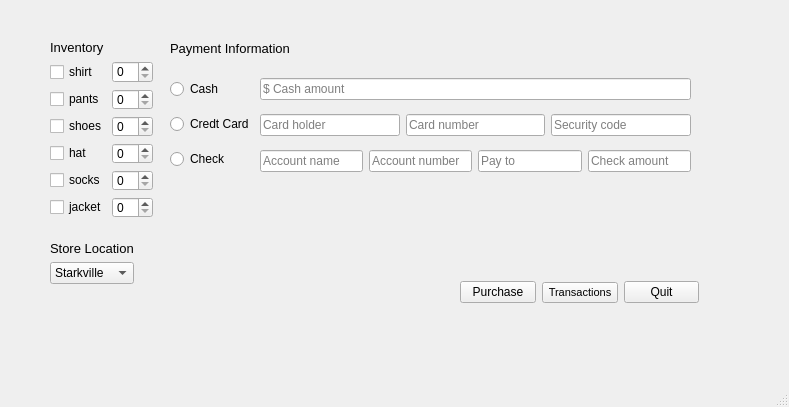
Old version of the form storeMain.ui in the repository sam1117/group14SE.
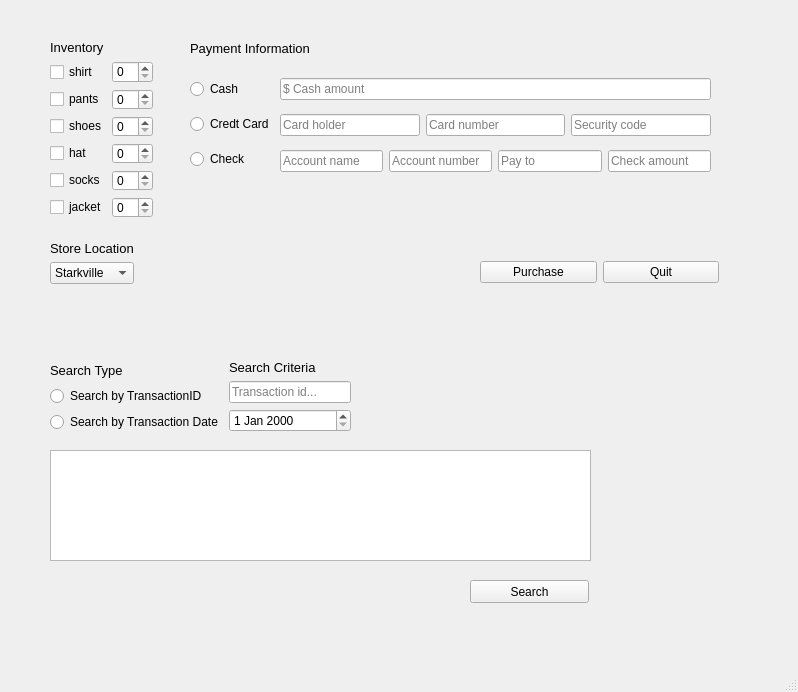
New version of the form.

Commit message: Got rid of 'searchDialog.ui' and rearanged 'storeMain.ui' to function properly

The edit to the form file:
```diff
--- a/storeMain.ui
+++ b/storeMain.ui
@@ -6,8 +6,8 @@
    <rect>
     <x>0</x>
     <y>0</y>
-    <width>789</width>
-    <height>407</height>
+    <width>798</width>
+    <height>692</height>
    </rect>
   </property>
   <property name="mouseTracking">
@@ -29,7 +29,7 @@
    <widget class="QLabel" name="label_2">
     <property name="geometry">
      <rect>
-      <x>170</x>
+      <x>190</x>
       <y>40</y>
       <width>131</width>
       <height>16</height>
@@ -47,7 +47,7 @@
    <widget class="QWidget" name="layoutWidget_2">
     <property name="geometry">
      <rect>
-      <x>170</x>
+      <x>190</x>
       <y>70</y>
       <width>521</width>
       <height>111</height>
@@ -152,7 +152,7 @@
      </item>
     </layout>
    </widget>
-   <widget class="QWidget" name="">
+   <widget class="QWidget" name="layoutWidget">
     <property name="geometry">
      <rect>
       <x>50</x>
@@ -195,7 +195,7 @@
      </item>
     </layout>
    </widget>
-   <widget class="QWidget" name="">
+   <widget class="QWidget" name="layoutWidget">
     <property name="geometry">
      <rect>
       <x>50</x>
@@ -291,11 +291,11 @@
      </item>
     </layout>
    </widget>
-   <widget class="QWidget" name="">
+   <widget class="QWidget" name="layoutWidget">
     <property name="geometry">
      <rect>
-      <x>460</x>
-      <y>280</y>
+      <x>480</x>
+      <y>260</y>
       <width>239</width>
       <height>25</height>
      </rect>
@@ -308,21 +308,6 @@
        </property>
       </widget>
      </item>
-     <item>
-      <widget class="QPushButton" name="search_transactions">
-       <property name="font">
-        <font>
-         <pointsize>8</pointsize>
-        </font>
-       </property>
-       <property name="text">
-        <string>Transactions</string>
-       </property>
-       <property name="checkable">
-        <bool>false</bool>
-       </property>
-      </widget>
-     </item>
      <item>
       <widget class="QPushButton" name="quit">
        <property name="text">
@@ -332,6 +317,97 @@
      </item>
     </layout>
    </widget>
+   <widget class="QWidget" name="layoutWidget_3">
+    <property name="geometry">
+     <rect>
+      <x>50</x>
+      <y>360</y>
+      <width>301</width>
+      <height>72</height>
+     </rect>
+    </property>
+    <layout class="QHBoxLayout" name="horizontalLayout_6">
+     <item>
+      <layout class="QVBoxLayout" name="verticalLayout_7">
+       <item>
+        <widget class="QLabel" name="label_4">
+         <property name="font">
+          <font>
+           <pointsize>10</pointsize>
+          </font>
+         </property>
+         <property name="text">
+          <string>Search Type</string>
+         </property>
+        </widget>
+       </item>
+       <item>
+        <widget class="QRadioButton" name="searchID_radioButton">
+         <property name="text">
+          <string>Search by TransactionID</string>
+         </property>
+        </widget>
+       </item>
+       <item>
+        <widget class="QRadioButton" name="searchDate_radioButton">
+         <property name="text">
+          <string>Search by Transaction Date</string>
+         </property>
+        </widget>
+       </item>
+      </layout>
+     </item>
+     <item>
+      <layout class="QVBoxLayout" name="verticalLayout_8">
+       <item>
+        <widget class="QLabel" name="label_5">
+         <property name="font">
+          <font>
+           <pointsize>10</pointsize>
+          </font>
+         </property>
+         <property name="text">
+          <string>Search Criteria</string>
+         </property>
+        </widget>
+       </item>
+       <item>
+        <widget class="QLineEdit" name="lineEdit">
+         <property name="placeholderText">
+          <string>Transaction id...</string>
+         </property>
+        </widget>
+       </item>
+       <item>
+        <widget class="QDateEdit" name="dateEdit"/>
+       </item>
+      </layout>
+     </item>
+    </layout>
+   </widget>
+   <widget class="QPushButton" name="search">
+    <property name="geometry">
+     <rect>
+      <x>470</x>
+      <y>580</y>
+      <width>119</width>
+      <height>23</height>
+     </rect>
+    </property>
+    <property name="text">
+     <string>Search</string>
+    </property>
+   </widget>
+   <widget class="QTextEdit" name="textEdit">
+    <property name="geometry">
+     <rect>
+      <x>50</x>
+      <y>450</y>
+      <width>541</width>
+      <height>111</height>
+     </rect>
+    </property>
+   </widget>
   </widget>
   <widget class="QMenuBar" name="menubar">
    <property name="geometry">
```
Left out of the diff: 21 changed lines with no effect on the pictures. The commit also changes 3 other files.
